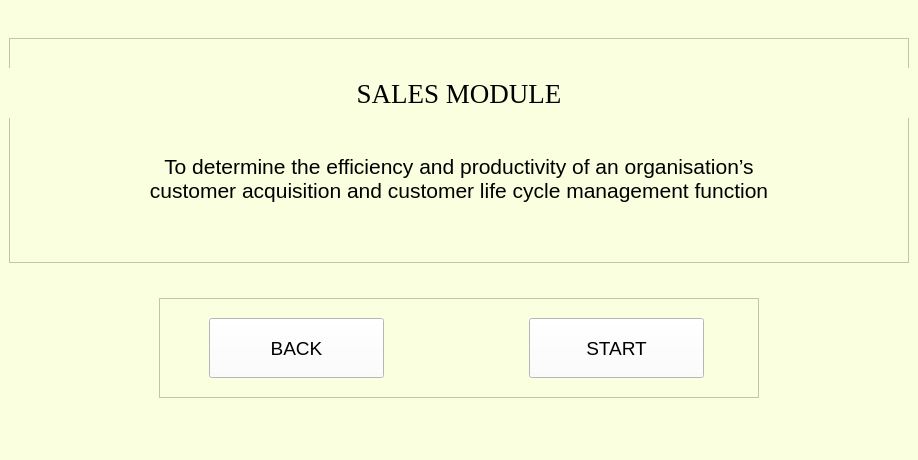
Qt form ui_files/sales_module/sales_starting_screen.ui (Ris-code/institutional_benchmarking_model) before a commit.
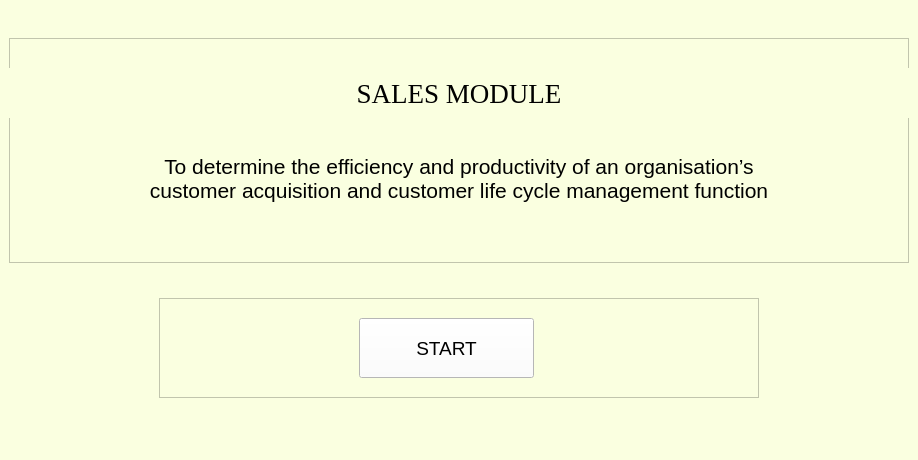
The same form after that commit.

Patch:
```diff
--- a/ui_files/sales_module/sales_starting_screen.ui
+++ b/ui_files/sales_module/sales_starting_screen.ui
@@ -171,7 +171,7 @@
       <widget class="QPushButton" name="nextButton">
        <property name="geometry">
         <rect>
-         <x>370</x>
+         <x>200</x>
          <y>20</y>
          <width>175</width>
          <height>60</height>
@@ -211,49 +211,6 @@
         <string>START</string>
        </property>
       </widget>
-      <widget class="QPushButton" name="backButton">
-       <property name="geometry">
-        <rect>
-         <x>50</x>
-         <y>20</y>
-         <width>175</width>
-         <height>60</height>
-        </rect>
-       </property>
-       <property name="sizePolicy">
-        <sizepolicy hsizetype="Preferred" vsizetype="Preferred">
-         <horstretch>0</horstretch>
-         <verstretch>0</verstretch>
-        </sizepolicy>
-       </property>
-       <property name="minimumSize">
-        <size>
-         <width>175</width>
-         <height>60</height>
-        </size>
-       </property>
-       <property name="maximumSize">
-        <size>
-         <width>175</width>
-         <height>60</height>
-        </size>
-       </property>
-       <property name="font">
-        <font>
-         <family>Arial</family>
-         <pointsize>14</pointsize>
-         <weight>50</weight>
-         <italic>false</italic>
-         <bold>false</bold>
-        </font>
-       </property>
-       <property name="styleSheet">
-        <string notr="true">background-color: rgb(255, 255, 255);</string>
-       </property>
-       <property name="text">
-        <string>BACK</string>
-       </property>
-      </widget>
      </widget>
     </item>
    </layout>
```
